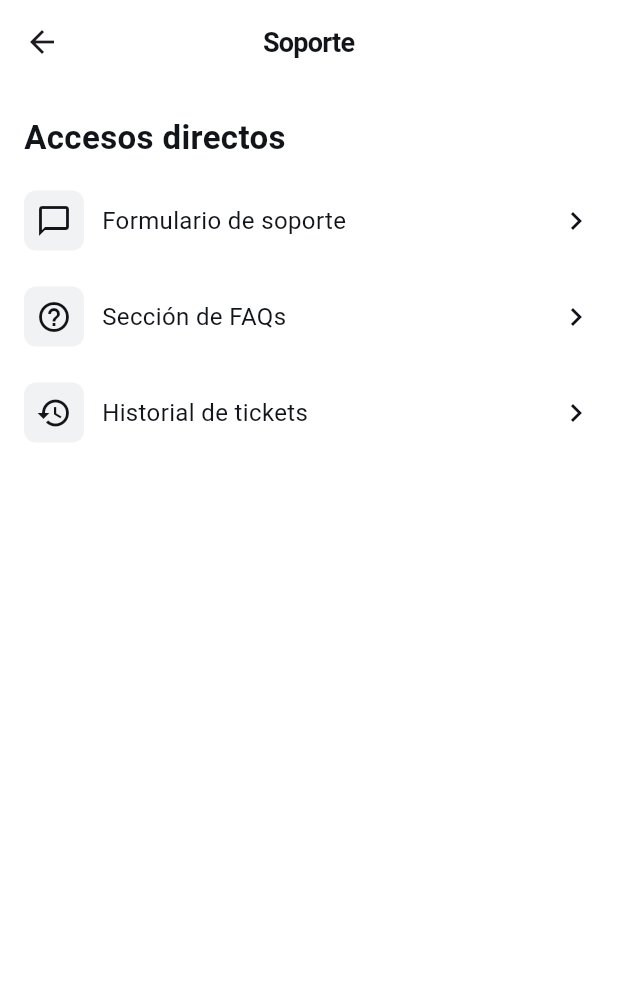
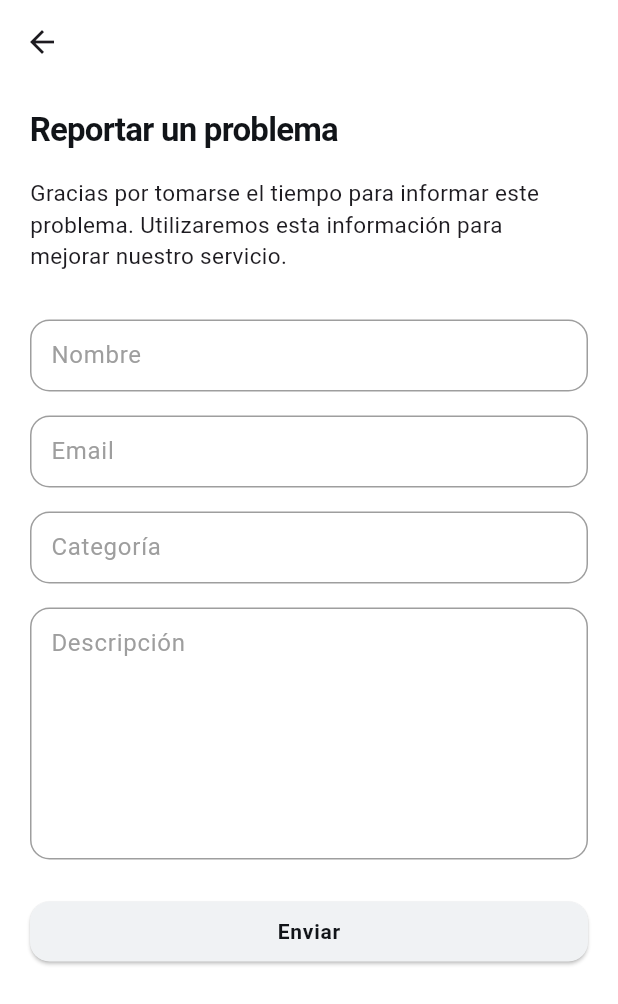
Before and after one commit to FVSB/Gestion_UH_APP, a Flutter app: the SupportPage screen opened by its route, after a tap on "Formulario de soporte", on a phone screen of 412 x 824 dp. Shown: the top 1004 px of the screen. Run offline on Flutter 3.47's test engine with Material 3 defaults, Android fonts, the light colour scheme and no system bars.

Commit message:
feat: agregando diseño de la página del formulario de soporte

```diff
--- a/gestion_uh_app/lib/main.dart
+++ b/gestion_uh_app/lib/main.dart
@@ -1,4 +1,5 @@
 import 'package:flutter/material.dart';
+import 'package:gestion_uh_app/src/support/form/form_page.dart';
 import 'package:gestion_uh_app/src/support/support_page.dart';
 
 void main() {
@@ -12,7 +13,10 @@ class MyApp extends StatelessWidget {
       title: 'Gestión UH App',
       theme: ThemeData(primarySwatch: Colors.blue),
       home: HomePage(),
-      routes: {'/support': (context) => SupportPage()},
+      routes: {
+        '/support': (context) => SupportPage(),
+        '/support/form': (context) => FormPage(),
+      },
     );
   }
 }
--- /dev/null
+++ b/gestion_uh_app/lib/src/support/form/form_page.dart
@@ -0,0 +1,160 @@
+import 'package:flutter/material.dart';
+
+class FormPage extends StatefulWidget {
+  const FormPage({super.key});
+
+  @override
+  State<FormPage> createState() => _FormPageState();
+}
+
+class _FormPageState extends State<FormPage> {
+  final TextEditingController nameController = TextEditingController();
+  final TextEditingController emailController = TextEditingController();
+  final TextEditingController categoryController = TextEditingController();
+  final TextEditingController descriptionController = TextEditingController();
+
+  static const textColor = Color(0xFF111418);
+
+  Widget buildInput({
+    required TextEditingController controller,
+    required String labelText,
+  }) {
+    return TextField(
+      controller: controller,
+      decoration: InputDecoration(
+        labelText: labelText,
+        contentPadding: EdgeInsets.symmetric(vertical: 12, horizontal: 10),
+        enabledBorder: OutlineInputBorder(
+          borderRadius: BorderRadius.circular(13),
+          borderSide: BorderSide(color: Colors.grey),
+        ),
+        focusedBorder: OutlineInputBorder(
+          borderSide: BorderSide(color: Colors.grey, width: 1.5),
+        ),
+        labelStyle: TextStyle(color: Colors.grey),
+      ),
+    );
+  }
+
+  @override
+  Widget build(BuildContext context) {
+    return Scaffold(
+      backgroundColor: Colors.white,
+      appBar: _appBar(),
+      body: SingleChildScrollView(
+        padding: EdgeInsets.symmetric(vertical: 15, horizontal: 20),
+        child: ConstrainedBox(
+          constraints: BoxConstraints(maxWidth: 480),
+          child: Column(
+            mainAxisAlignment: MainAxisAlignment.start,
+            children: [
+              _title(),
+              _feedbackText(),
+              SizedBox(height: 16),
+              _inputName(),
+              SizedBox(height: 16),
+              _inputEmail(),
+              SizedBox(height: 16),
+              _inputCategory(),
+              SizedBox(height: 16),
+              _inputMessage(),
+              SizedBox(height: 24),
+              _buttonSubmit(),
+            ],
+          ),
+        ),
+      ),
+    );
+  }
+
+  AppBar _appBar() {
+    return AppBar(
+      leading: IconButton(onPressed: () {}, icon: Icon(Icons.arrow_back)),
+      backgroundColor: Colors.white,
+      elevation: 0,
+    );
+  }
+
+  Widget _title() {
+    return Align(
+      alignment: Alignment.topLeft,
+      child: Text(
+        'Reportar un problema',
+        style: TextStyle(
+          color: textColor,
+          fontWeight: FontWeight.bold,
+          fontSize: 22,
+          letterSpacing: -0.5,
+        ),
+      ),
+    );
+  }
+
+  Widget _feedbackText() {
+    return Padding(
+      padding: EdgeInsets.symmetric(vertical: 16),
+      child: Text(
+        'Gracias por tomarse el tiempo para informar este problema. Utilizaremos esta información para mejorar nuestro servicio.',
+        style: TextStyle(fontSize: 15),
+      ),
+    );
+  }
+
+  Widget _inputName() {
+    return buildInput(controller: nameController, labelText: 'Nombre');
+  }
+
+  Widget _inputEmail() {
+    return buildInput(controller: emailController, labelText: 'Email');
+  }
+
+  Widget _inputCategory() {
+    return buildInput(controller: categoryController, labelText: 'Categoría');
+  }
+
+  Widget _inputMessage() {
+    return TextField(
+      controller: descriptionController,
+      maxLines: 6,
+      textAlignVertical: TextAlignVertical.top,
+      decoration: InputDecoration(
+        labelText: 'Descripción',
+        alignLabelWithHint: true,
+        contentPadding: EdgeInsets.symmetric(vertical: 12, horizontal: 10),
+        labelStyle: TextStyle(color: Colors.grey),
+        focusedBorder: OutlineInputBorder(
+          borderSide: BorderSide(color: Colors.grey, width: 1.5),
+        ),
+        enabledBorder: OutlineInputBorder(
+          borderRadius: BorderRadius.circular(13),
+          borderSide: BorderSide(color: Colors.grey),
+        ),
+      ),
+    );
+  }
+
+  Widget _buttonSubmit() {
+    return SizedBox(
+      width: double.infinity,
+      child: ElevatedButton(
+        onPressed: () {
+          // Aquí puedes manejar el envío
+          ScaffoldMessenger.of(
+            context,
+          ).showSnackBar(const SnackBar(content: Text('Issue submitted!')));
+        },
+        child: Text(
+          'Enviar',
+          style: TextStyle(fontWeight: FontWeight.bold, letterSpacing: 0.5),
+        ),
+        style: ElevatedButton.styleFrom(
+          foregroundColor: textColor,
+          backgroundColor: Color(0xFFF0F2F4),
+          shape: RoundedRectangleBorder(
+            borderRadius: BorderRadius.circular(13),
+          ),
+        ),
+      ),
+    );
+  }
+}
--- /dev/null
+++ b/gestion_uh_app/lib/src/support/support_controller.dart
@@ -0,0 +1,13 @@
+import 'package:flutter/material.dart';
+
+class SupportController {
+  late BuildContext context;
+
+  Future<void> init(BuildContext context) async {
+    this.context = context;
+  }
+
+  void navigateToSupportForm() {
+    Navigator.pushNamed(context, '/support/form');
+  }
+}
--- a/gestion_uh_app/lib/src/support/support_page.dart
+++ b/gestion_uh_app/lib/src/support/support_page.dart
@@ -1,6 +1,21 @@
 import 'package:flutter/material.dart';
+import 'package:gestion_uh_app/src/support/support_controller.dart';
 
-class SupportPage extends StatelessWidget {
+class SupportPage extends StatefulWidget {
+  const SupportPage({super.key});
+
+  @override
+  State<SupportPage> createState() => _SupportPageState();
+}
+
+class _SupportPageState extends State<SupportPage> {
+  final SupportController _controller = SupportController();
+
+  @override
+  void initState() {
+    super.initState();
+  }
+
   static const textColor = Color(0xFF111418);
   static const iconBgColor = Color(0xFFF0F2F4);
 
@@ -40,6 +55,7 @@ class SupportPage extends StatelessWidget {
 
   @override
   Widget build(BuildContext context) {
+    _controller.init(context); // Aquí ya tienes context
     return Scaffold(
       backgroundColor: Colors.white,
       appBar: _appBar(),
@@ -95,7 +111,7 @@ class SupportPage extends StatelessWidget {
     return buildOption(
       icon: Icons.chat_bubble_outline,
       text: 'Formulario de soporte',
-      onTap: () {},
+      onTap: _controller.navigateToSupportForm,
     );
   }
 
```
